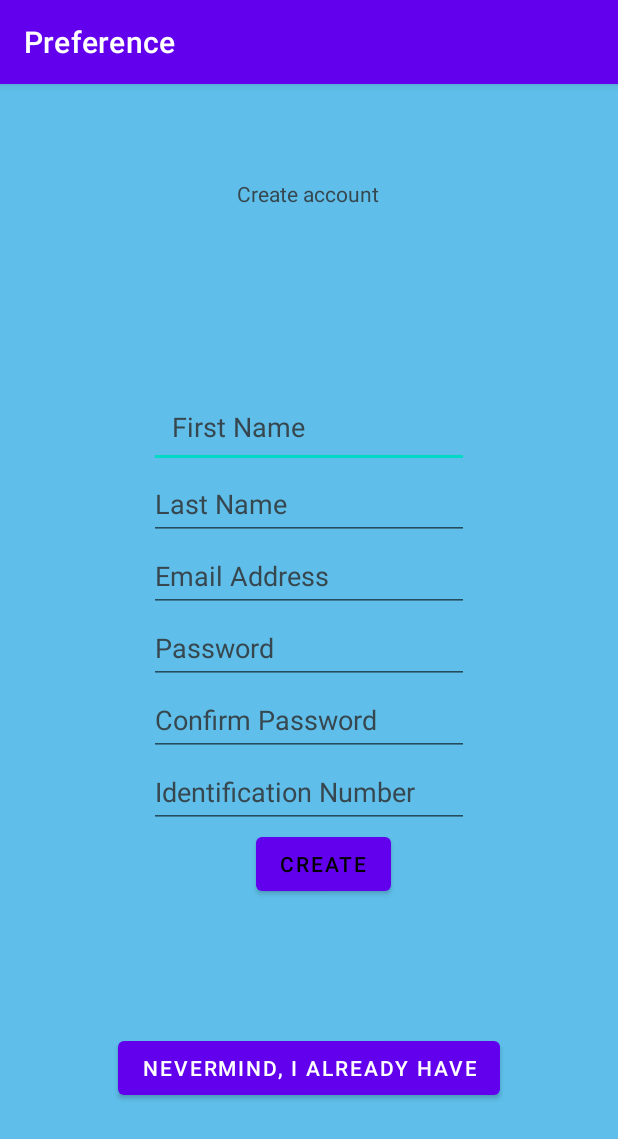
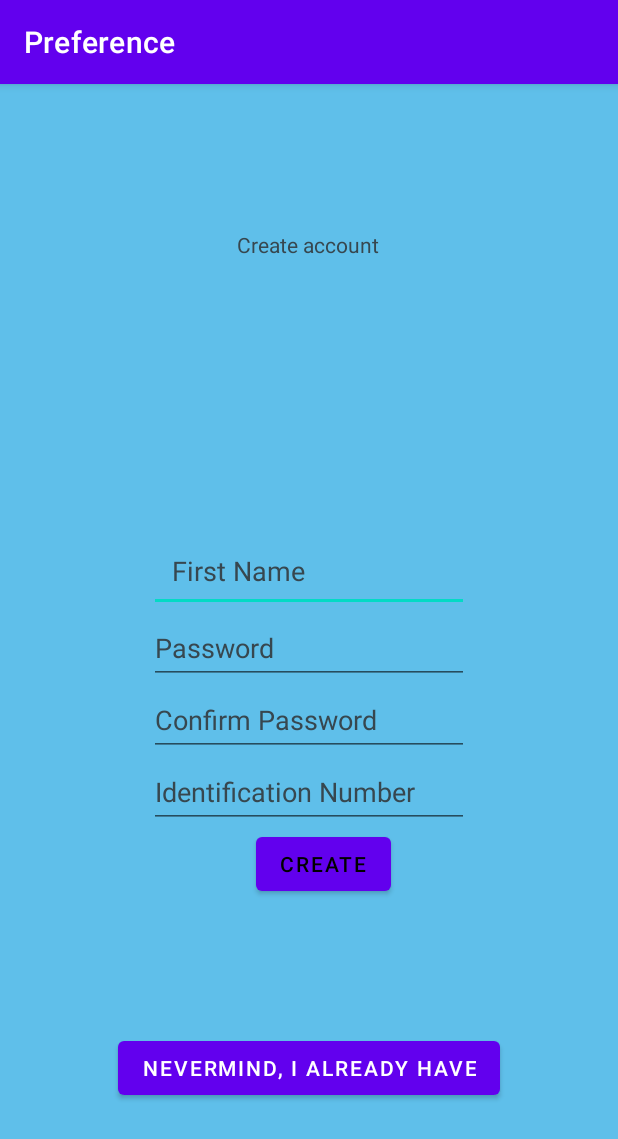
Before and after one commit to mohammadqassim12/B07Porject, an Android app: the signup screen opened directly, with no data from a screen before it, on a phone screen of 412 x 824 dp. Shown: the top 1139 px of the screen. Run offline under Robolectric (Android 15) with nearby library versions, the phone set to English and light mode, and no system bars; our stand-ins replace Firebase (no records; nobody signed in at launch, a user with empty details on screens opened directly).

Commit message:
updates from main

```diff
--- a/app/src/main/java/com/example/app/signup.java
+++ b/app/src/main/java/com/example/app/signup.java
@@ -3,17 +3,74 @@ package com.example.app;
 import android.content.Intent;
 import android.os.Bundle;
 import android.view.View;
+import android.widget.Button;
+import android.widget.EditText;
 import android.widget.TextView;
 
+import androidx.annotation.NonNull;
 import androidx.appcompat.app.AppCompatActivity;
 
+import com.google.android.material.snackbar.Snackbar;
+import com.google.firebase.FirebaseError;
+import com.google.firebase.database.DataSnapshot;
+import com.google.firebase.database.DatabaseError;
+import com.google.firebase.database.DatabaseReference;
+import com.google.firebase.database.FirebaseDatabase;
+import com.google.firebase.database.ValueEventListener;
+
 public class signup extends AppCompatActivity {
+    //User input
+    EditText first_name_in;
+    EditText password_in;
+    EditText ID_num_in;
+    Button submit_button;
 
     private TextView back_click;
+
     @Override
     protected void onCreate(Bundle savedInstanceState) {
         super.onCreate(savedInstanceState);
         setContentView(R.layout.signup_screen);
+        first_name_in = (EditText) findViewById(R.id.editTextTextPersonName);
+        password_in = (EditText) findViewById(R.id.editTextTextPersonName4);
+        ID_num_in = (EditText) findViewById(R.id.editTextTextPersonName6);
+        submit_button = (Button) findViewById(R.id.button);
+
+        submit_button.setOnClickListener(new View.OnClickListener() {
+            @Override
+            public void onClick(View v) {
+                EditText confirmation = findViewById(R.id.editTextTextPersonName5);
+                String ID = ID_num_in.getText().toString();
+                boolean acceptable_ID = ID.charAt(0) == 'a' || ID.charAt(0) == 's';
+                DatabaseReference User_Data = FirebaseDatabase.getInstance().getReference("User Database" + ID);
+                DatabaseReference User_Node = User_Data.child(ID);
+                User_Node.addListenerForSingleValueEvent(new ValueEventListener() {
+                    @Override
+                    public void onDataChange(DataSnapshot dataSnapshot) {
+                        if (!(dataSnapshot.exists())) {
+                            if (acceptable_ID && password_in.getText().toString().equals(confirmation.getText().toString())) {
+                                User_Node.child("name").setValue(first_name_in.getText().toString());
+                                User_Node.child("password").setValue(password_in.getText().toString());
+                                User_Node.child("ID").setValue(ID);
+                                startActivity(new Intent(signup.this, login.class));
+                            } else if (!acceptable_ID) {
+                                Snackbar mySnackbar = Snackbar.make(v, "Invalid ID. ID must begin with 'a' (For admins) or 's' (For students)", 5000);
+                                mySnackbar.show();
+                            } else {
+                                Snackbar mySnackbar = Snackbar.make(v, "Passwords Do Not Match", 2000);
+                                mySnackbar.show();
+                            }
+                        } else {
+                            Snackbar mySnackbar = Snackbar.make(v, "Invalid ID. ID already exists", 5000);
+                            mySnackbar.show();
+                        }
+                    }
+                    @Override
+                    public void onCancelled(@NonNull DatabaseError error) {
+                    }
+                });
+            }
+        });
 
         back_click = (TextView) findViewById(R.id.button2);
         back_click.setOnClickListener(new View.OnClickListener() {
--- a/app/src/main/res/layout/signup_screen.xml
+++ b/app/src/main/res/layout/signup_screen.xml
@@ -28,38 +28,10 @@
         android:inputType="textPersonName"
         android:padding="15dp"
         android:textColorHint="#37474F"
-        app:layout_constraintBottom_toTopOf="@+id/editTextTextPersonName2"
+        app:layout_constraintBottom_toTopOf="@+id/editTextTextPersonName4"
         app:layout_constraintEnd_toEndOf="parent"
         app:layout_constraintStart_toStartOf="parent"
         android:autofillHints="" />
-
-    <EditText
-        android:id="@+id/editTextTextPersonName2"
-        android:layout_width="wrap_content"
-        android:layout_height="wrap_content"
-        android:autofillHints=""
-        android:ems="10"
-        android:hint="@string/last_name"
-        android:inputType="textPersonName"
-        android:minHeight="48dp"
-        android:textColorHint="#37474F"
-        app:layout_constraintBottom_toTopOf="@+id/editTextTextPersonName3"
-        app:layout_constraintEnd_toEndOf="parent"
-        app:layout_constraintStart_toStartOf="parent" />
-
-    <EditText
-        android:id="@+id/editTextTextPersonName3"
-        android:layout_width="wrap_content"
-        android:layout_height="wrap_content"
-        android:autofillHints=""
-        android:ems="10"
-        android:hint="@string/email_address"
-        android:inputType="textPersonName"
-        android:minHeight="48dp"
-        android:textColorHint="#37474F"
-        app:layout_constraintBottom_toTopOf="@+id/editTextTextPersonName4"
-        app:layout_constraintEnd_toEndOf="parent"
-        app:layout_constraintStart_toStartOf="parent" />
 
     <EditText
         android:id="@+id/editTextTextPersonName4"
```
Also changed, not shown: app/src/main/java/com/example/app/generate_timeline.java (+6 -7 lines), app/src/main/java/com/example/app/login.java (+71 -2 lines), app/src/main/java/com/example/app/student_homepage.java (+9 -1 lines).
